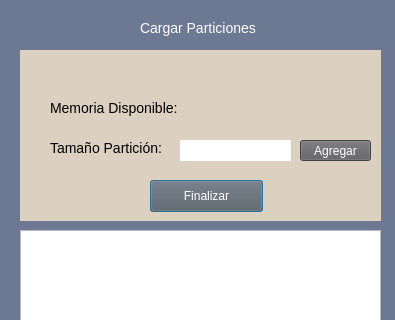
Qt form practicas3.0/carga_particiones_fijas.ui (salva12/TPSOC1G1) before a commit; both pictures show x 0 to 395 and y 0 to 320 of the 395 by 582 pixel window.
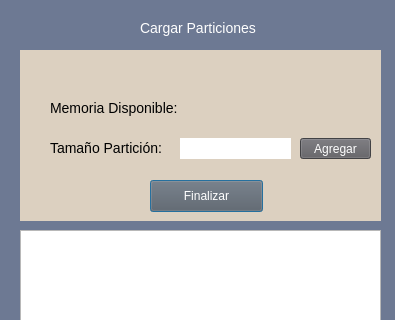
The same form after that commit.

```diff
--- a/practicas3.0/carga_particiones_fijas.ui
+++ b/practicas3.0/carga_particiones_fijas.ui
@@ -124,7 +124,7 @@
      <property name="geometry">
       <rect>
        <x>160</x>
-       <y>90</y>
+       <y>88</y>
        <width>111</width>
        <height>21</height>
       </rect>
@@ -137,7 +137,7 @@
      <property name="geometry">
       <rect>
        <x>280</x>
-       <y>90</y>
+       <y>88</y>
        <width>71</width>
        <height>21</height>
       </rect>
```
Left out of the diff: 2 changed lines with no effect on the pictures.
